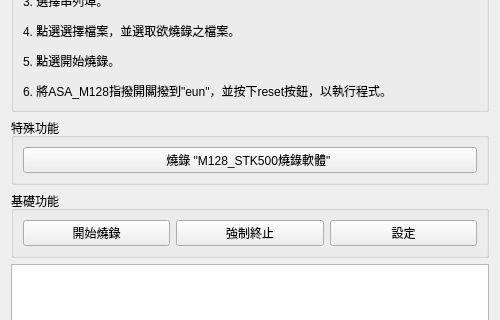
First picture: the form in ui/asa_prog.ui, repository mickey9910326/ASA_HMI_Data_Agent, before the edit; both pictures show x 0 to 500 and y 254 to 574 of the 500 by 700 pixel window.
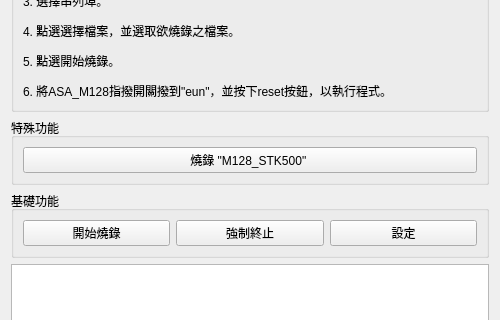
Second picture: the form after the edit.

```diff
--- a/ui/asa_prog.ui
+++ b/ui/asa_prog.ui
@@ -93,7 +93,7 @@
       <item>
        <widget class="QPushButton" name="pushButton_progStk500">
         <property name="text">
-         <string>燒錄 &quot;M128_STK500燒錄軟體&quot; </string>
+         <string>燒錄 &quot;M128_STK500&quot; </string>
         </property>
        </widget>
       </item>
```
Left out of the diff: 16 changed lines with no effect on the pictures.
